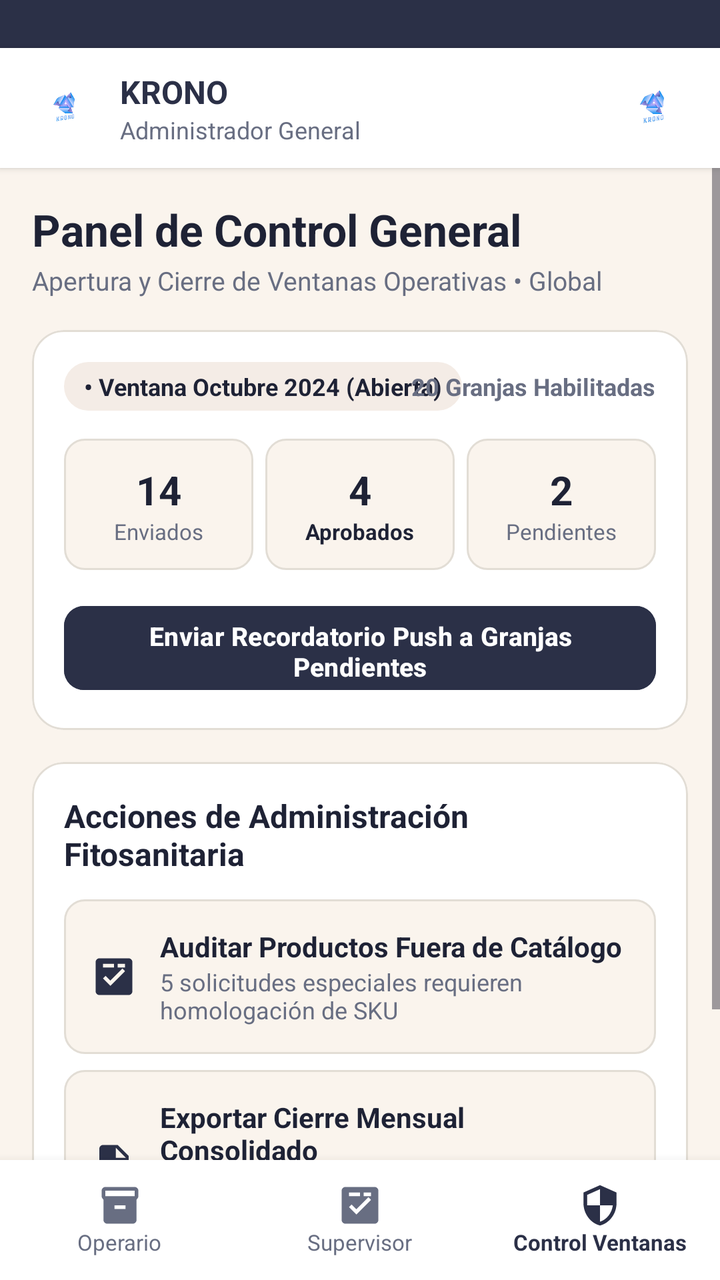
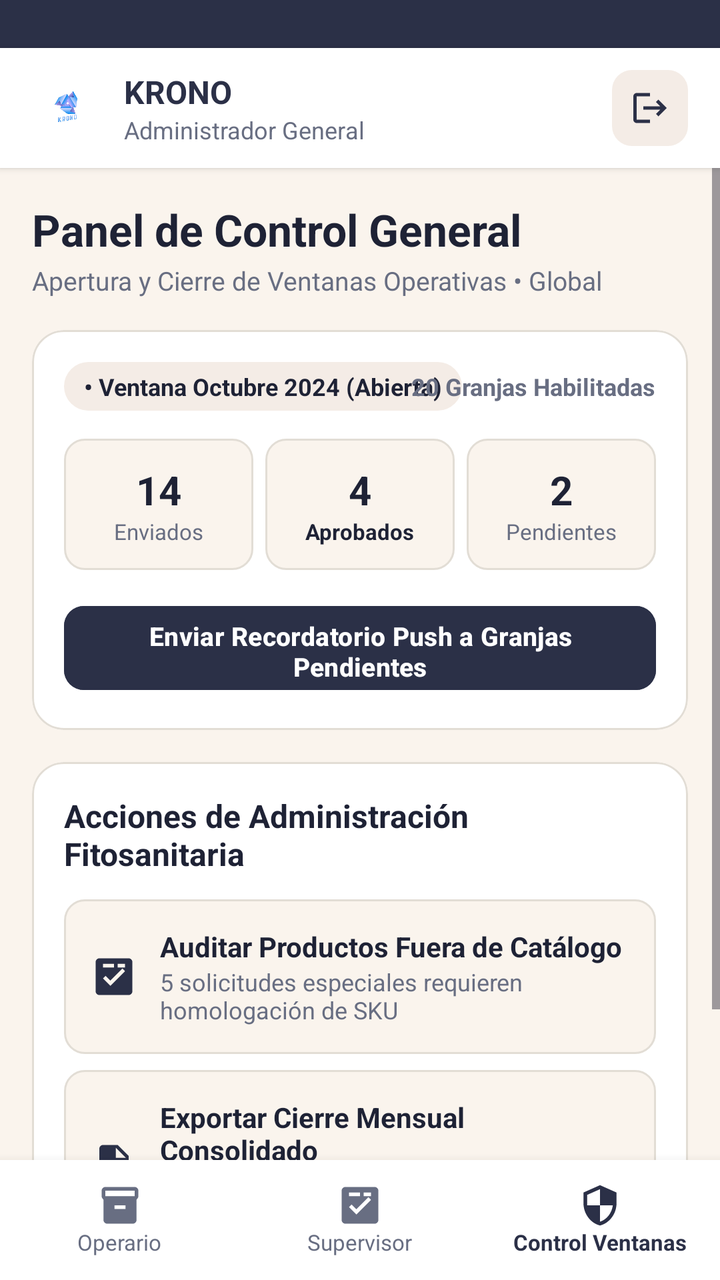

The first picture is an Android layout as it rendered before a commit; the second is the same layout after the commit. The layout source and the unified diff follow.
<!-- AndroidManifest.xml: application theme Theme.Ferreteria -->
<!-- res/layout/activity_admin.xml -->
<?xml version="1.0" encoding="utf-8"?>
<RelativeLayout xmlns:android="http://schemas.android.com/apk/res/android"
    xmlns:app="http://schemas.android.com/apk/res-auto"
    xmlns:tools="http://schemas.android.com/tools"
    android:layout_width="match_parent"
    android:layout_height="match_parent"
    android:background="@color/krono_bg"
    tools:context=".AdminActivity">

    
    <View
        android:id="@+id/statusBarBg"
        android:layout_width="match_parent"
        android:layout_height="24dp"
        android:layout_alignParentTop="true"
        android:background="@color/krono_navy" />

    
    <LinearLayout
        android:id="@+id/topBar"
        android:layout_width="match_parent"
        android:layout_height="60dp"
        android:layout_below="@id/statusBarBg"
        android:background="@color/white"
        android:elevation="2dp"
        android:gravity="center_vertical"
        android:orientation="horizontal"
        android:paddingHorizontal="16dp">

        <ImageView
            android:layout_width="32dp"
            android:layout_height="32dp"
            android:contentDescription="@string/cd_logo"
            android:src="@drawable/logo" />

        <LinearLayout
            android:layout_width="0dp"
            android:layout_height="wrap_content"
            android:layout_marginStart="12dp"
            android:layout_weight="1"
            android:orientation="vertical">

            <TextView
                android:layout_width="wrap_content"
                android:layout_height="wrap_content"
                android:text="@string/app_name"
                android:textColor="@color/krono_navy"
                android:textSize="16sp"
                android:textStyle="bold" />

            <TextView
                android:layout_width="wrap_content"
                android:layout_height="wrap_content"
                android:text="Administrador General"
                android:textColor="@color/krono_text_secondary"
                android:textSize="12sp" />
        </LinearLayout>

        
        <ImageView
            android:id="@+id/btnBackLogin"
            android:layout_width="36dp"
            android:layout_height="36dp"
            android:clickable="true"
            android:contentDescription="Avatar"
            android:focusable="true"
            android:src="@drawable/logo" />
    </LinearLayout>

    
    <LinearLayout
        android:id="@+id/bottomNav"
        android:layout_width="match_parent"
        android:layout_height="60dp"
        android:layout_alignParentBottom="true"
        android:background="@color/white"
        android:elevation="8dp"
        android:orientation="horizontal">

        <LinearLayout
            android:id="@+id/tabPedido"
            android:layout_width="0dp"
            android:layout_height="match_parent"
            android:layout_weight="1"
            android:gravity="center"
            android:orientation="vertical">

            <ImageView
                android:layout_width="22dp"
                android:layout_height="22dp"
                android:contentDescription="Operario"
                android:src="@drawable/ic_inventory"
                app:tint="@color/krono_text_secondary" />

            <TextView
                android:layout_width="wrap_content"
                android:layout_height="wrap_content"
                android:text="Operario"
                android:textColor="@color/krono_text_secondary"
                android:textSize="11sp" />
        </LinearLayout>

        <LinearLayout
            android:id="@+id/tabRevisiones"
            android:layout_width="0dp"
            android:layout_height="match_parent"
            android:layout_weight="1"
            android:gravity="center"
            android:orientation="vertical">

            <ImageView
                android:layout_width="22dp"
                android:layout_height="22dp"
                android:contentDescription="Supervisor"
                android:src="@drawable/ic_fact_check"
                app:tint="@color/krono_text_secondary" />

            <TextView
                android:layout_width="wrap_content"
                android:layout_height="wrap_content"
                android:text="Supervisor"
                android:textColor="@color/krono_text_secondary"
                android:textSize="11sp" />
        </LinearLayout>

        <LinearLayout
            android:id="@+id/tabVentanas"
            android:layout_width="0dp"
            android:layout_height="match_parent"
            android:layout_weight="1"
            android:gravity="center"
            android:orientation="vertical">

            <ImageView
                android:layout_width="22dp"
                android:layout_height="22dp"
                android:contentDescription="Admin"
                android:src="@drawable/ic_admin"
                app:tint="@color/krono_navy" />

            <TextView
                android:layout_width="wrap_content"
                android:layout_height="wrap_content"
                android:text="Control Ventanas"
                android:textColor="@color/krono_navy"
                android:textSize="11sp"
                android:textStyle="bold" />
        </LinearLayout>
    </LinearLayout>

    
    <ScrollView
        android:layout_width="match_parent"
        android:layout_height="match_parent"
        android:layout_above="@id/bottomNav"
        android:layout_below="@id/topBar"
        android:fillViewport="true">

        <LinearLayout
            android:layout_width="match_parent"
            android:layout_height="wrap_content"
            android:orientation="vertical"
            android:paddingHorizontal="16dp"
            android:paddingTop="16dp"
            android:paddingBottom="24dp">

            
            <TextView
                android:layout_width="wrap_content"
                android:layout_height="wrap_content"
                android:text="Panel de Control General"
                android:textColor="@color/krono_navy_dark"
                android:textSize="22sp"
                android:textStyle="bold" />

            <TextView
                android:layout_width="wrap_content"
                android:layout_height="wrap_content"
                android:layout_marginTop="2dp"
                android:text="Apertura y Cierre de Ventanas Operativas • Global"
                android:textColor="@color/krono_text_secondary"
                android:textSize="13sp" />

            
            <com.google.android.material.card.MaterialCardView
                android:layout_width="match_parent"
                android:layout_height="wrap_content"
                android:layout_marginTop="16dp"
                app:cardBackgroundColor="@color/white"
                app:cardCornerRadius="16dp"
                app:cardElevation="0dp"
                app:strokeColor="@color/krono_card_stroke"
                app:strokeWidth="1dp">

                <LinearLayout
                    android:layout_width="match_parent"
                    android:layout_height="wrap_content"
                    android:orientation="vertical"
                    android:padding="16dp">

                    <RelativeLayout
                        android:layout_width="match_parent"
                        android:layout_height="wrap_content">

                        <TextView
                            android:layout_width="wrap_content"
                            android:layout_height="wrap_content"
                            android:layout_alignParentStart="true"
                            android:background="@drawable/bg_chip"
                            android:paddingHorizontal="10dp"
                            android:paddingVertical="4dp"
                            android:text="• Ventana Octubre 2024 (Abierta)"
                            android:textColor="@color/krono_navy_dark"
                            android:textSize="12sp"
                            android:textStyle="bold" />

                        <TextView
                            android:layout_width="wrap_content"
                            android:layout_height="wrap_content"
                            android:layout_alignParentEnd="true"
                            android:layout_centerVertical="true"
                            android:text="20 Granjas Habilitadas"
                            android:textColor="@color/krono_text_secondary"
                            android:textSize="12sp"
                            android:textStyle="bold" />
                    </RelativeLayout>

                    
                    <LinearLayout
                        android:layout_width="match_parent"
                        android:layout_height="wrap_content"
                        android:layout_marginTop="14dp"
                        android:orientation="horizontal">

                        <LinearLayout
                            android:layout_width="0dp"
                            android:layout_height="wrap_content"
                            android:layout_weight="1"
                            android:background="@drawable/bg_cierre_box"
                            android:gravity="center"
                            android:orientation="vertical"
                            android:paddingVertical="12dp">

                            <TextView
                                android:layout_width="wrap_content"
                                android:layout_height="wrap_content"
                                android:text="14"
                                android:textColor="@color/krono_navy_dark"
                                android:textSize="20sp"
                                android:textStyle="bold" />

                            <TextView
                                android:layout_width="wrap_content"
                                android:layout_height="wrap_content"
                                android:text="Enviados"
                                android:textColor="@color/krono_text_secondary"
                                android:textSize="11sp" />
                        </LinearLayout>

                        <LinearLayout
                            android:layout_width="0dp"
                            android:layout_height="wrap_content"
                            android:layout_marginHorizontal="6dp"
                            android:layout_weight="1"
                            android:background="@drawable/bg_cierre_box"
                            android:gravity="center"
                            android:orientation="vertical"
                            android:paddingVertical="12dp">

                            <TextView
                                android:layout_width="wrap_content"
                                android:layout_height="wrap_content"
                                android:text="4"
                                android:textColor="@color/krono_navy_dark"
                                android:textSize="20sp"
                                android:textStyle="bold" />

                            <TextView
                                android:layout_width="wrap_content"
                                android:layout_height="wrap_content"
                                android:text="Aprobados"
                                android:textColor="@color/krono_navy_dark"
                                android:textSize="11sp"
                                android:textStyle="bold" />
                        </LinearLayout>

                        <LinearLayout
                            android:layout_width="0dp"
                            android:layout_height="wrap_content"
                            android:layout_weight="1"
                            android:background="@drawable/bg_cierre_box"
                            android:gravity="center"
                            android:orientation="vertical"
                            android:paddingVertical="12dp">

                            <TextView
                                android:layout_width="wrap_content"
                                android:layout_height="wrap_content"
                                android:text="2"
                                android:textColor="@color/krono_navy_dark"
                                android:textSize="20sp"
                                android:textStyle="bold" />

                            <TextView
                                android:layout_width="wrap_content"
                                android:layout_height="wrap_content"
                                android:text="Pendientes"
                                android:textColor="@color/krono_text_secondary"
                                android:textSize="11sp" />
                        </LinearLayout>
                    </LinearLayout>

                    
                    <com.google.android.material.button.MaterialButton
                        android:id="@+id/btnPushNotif"
                        android:layout_width="match_parent"
                        android:layout_height="50dp"
                        android:layout_marginTop="14dp"
                        android:backgroundTint="@color/krono_navy"
                        android:text="Enviar Recordatorio Push a Granjas Pendientes"
                        android:textAllCaps="false"
                        android:textColor="@color/white"
                        android:textSize="13sp"
                        android:textStyle="bold"
                        app:cornerRadius="10dp" />

                </LinearLayout>
            </com.google.android.material.card.MaterialCardView>

            
            <com.google.android.material.card.MaterialCardView
                android:layout_width="match_parent"
                android:layout_height="wrap_content"
                android:layout_marginTop="16dp"
                app:cardBackgroundColor="@color/white"
                app:cardCornerRadius="16dp"
                app:cardElevation="0dp"
                app:strokeColor="@color/krono_card_stroke"
                app:strokeWidth="1dp">

                <LinearLayout
                    android:layout_width="match_parent"
                    android:layout_height="wrap_content"
                    android:orientation="vertical"
                    android:padding="16dp">

                    <TextView
                        android:layout_width="wrap_content"
                        android:layout_height="wrap_content"
                        android:text="Acciones de Administración Fitosanitaria"
                        android:textColor="@color/krono_navy_dark"
                        android:textSize="16sp"
                        android:textStyle="bold" />

                    
                    <LinearLayout
                        android:id="@+id/cardAuditoria"
                        android:layout_width="match_parent"
                        android:layout_height="wrap_content"
                        android:layout_marginTop="12dp"
                        android:background="@drawable/bg_cierre_box"
                        android:clickable="true"
                        android:focusable="true"
                        android:gravity="center_vertical"
                        android:padding="14dp">

                        <ImageView
                            android:layout_width="22dp"
                            android:layout_height="22dp"
                            android:contentDescription="Fact Check"
                            android:src="@drawable/ic_fact_check"
                            app:tint="@color/krono_navy" />

                        <LinearLayout
                            android:layout_width="0dp"
                            android:layout_height="wrap_content"
                            android:layout_marginStart="12dp"
                            android:layout_weight="1"
                            android:orientation="vertical">

                            <TextView
                                android:layout_width="wrap_content"
                                android:layout_height="wrap_content"
                                android:text="Auditar Productos Fuera de Catálogo"
                                android:textColor="@color/krono_navy_dark"
                                android:textSize="14sp"
                                android:textStyle="bold" />

                            <TextView
                                android:layout_width="wrap_content"
                                android:layout_height="wrap_content"
                                android:text="5 solicitudes especiales requieren homologación de SKU"
                                android:textColor="@color/krono_text_secondary"
                                android:textSize="12sp" />
                        </LinearLayout>
                    </LinearLayout>

                    
                    <LinearLayout
                        android:id="@+id/cardExportar"
                        android:layout_width="match_parent"
                        android:layout_height="wrap_content"
                        android:layout_marginTop="8dp"
                        android:background="@drawable/bg_cierre_box"
                        android:clickable="true"
                        android:focusable="true"
                        android:gravity="center_vertical"
                        android:padding="14dp">

                        <ImageView
                            android:layout_width="22dp"
                            android:layout_height="22dp"
                            android:contentDescription="Export"
                            android:src="@drawable/ic_description"
                            app:tint="@color/krono_navy" />

                        <LinearLayout
                            android:layout_width="0dp"
                            android:layout_height="wrap_content"
                            android:layout_marginStart="12dp"
                            android:layout_weight="1"
                            android:orientation="vertical">

                            <TextView
                                android:layout_width="wrap_content"
                                android:layout_height="wrap_content"
                                android:text="Exportar Cierre Mensual Consolidado"
                                android:textColor="@color/krono_navy_dark"
                                android:textSize="14sp"
                                android:textStyle="bold" />

                            <TextView
                                android:layout_width="wrap_content"
                                android:layout_height="wrap_content"
                                android:text="Generar archivo Excel/PDF para compras y distribución"
                                android:textColor="@color/krono_text_secondary"
                                android:textSize="12sp" />
                        </LinearLayout>
                    </LinearLayout>

                </LinearLayout>
            </com.google.android.material.card.MaterialCardView>

        </LinearLayout>
    </ScrollView>

</RelativeLayout>
<!-- resources referenced by this layout -->
<resources>
  <color name="krono_bg">#FAF4ED</color>
  <color name="krono_card_stroke">#E2DDD5</color>
  <color name="krono_navy">#2B3047</color>
  <color name="krono_navy_dark">#1E2235</color>
  <color name="krono_text_secondary">#686E82</color>
  <color name="white">#FFFFFFFF</color>
  <!-- drawable bg_chip (drawable) -->
  <?xml version="1.0" encoding="utf-8"?>
  <shape xmlns:android="http://schemas.android.com/apk/res/android"
      android:shape="rectangle">
      <solid android:color="@color/krono_chip_bg" />
      <corners android:radius="50dp" />
  </shape>
  <!-- drawable bg_cierre_box (drawable) -->
  <?xml version="1.0" encoding="utf-8"?>
  <shape xmlns:android="http://schemas.android.com/apk/res/android"
      android:shape="rectangle">
      <solid android:color="#FAF4ED" />
      <stroke android:width="1dp" android:color="@color/krono_card_stroke" />
      <corners android:radius="10dp" />
  </shape>
  <!-- drawable ic_admin (drawable) -->
  <vector xmlns:android="http://schemas.android.com/apk/res/android"
      android:width="24dp"
      android:height="24dp"
      android:viewportWidth="24"
      android:viewportHeight="24">
    <path
        android:fillColor="#FF2B3047"
        android:pathData="M12,1L3,5v6c0,5.55 3.84,10.74 9,12 5.16,-1.26 9,-6.45 9,-12V5l-9,-4zM12,11.99h7c-0.53,4.12 -3.28,7.79 -7,8.94V12H5V6.3l7,-3.11v8.8s0,0 0,0z"/>
  </vector>
  <!-- drawable ic_description (drawable) -->
  <vector xmlns:android="http://schemas.android.com/apk/res/android"
      android:width="24dp"
      android:height="24dp"
      android:viewportWidth="24"
      android:viewportHeight="24">
    <path
        android:fillColor="#FF2B3047"
        android:pathData="M14,2H6c-1.1,0 -1.99,0.9 -1.99,2L4,20c0,1.1 0.89,2 1.99,2H18c1.1,0 2,-0.9 2,-2V8l-6,-6zM16,18H8v-2h8v2zM16,14H8v-2h8v2zM13,9V3.5L18.5,9H13z"/>
  </vector>
  <!-- drawable ic_fact_check (drawable) -->
  <vector xmlns:android="http://schemas.android.com/apk/res/android"
      android:width="24dp"
      android:height="24dp"
      android:viewportWidth="24"
      android:viewportHeight="24">
    <path
        android:fillColor="#FF2B3047"
        android:pathData="M20,2H4c-1.1,0 -2,0.9 -2,2v16c0,1.1 0.9,2 2,2h16c1.1,0 2,-0.9 2,-2V4c0,-1.1 -0.9,-2 -2,-2zM10,17l-4,-4 1.41,-1.41L10,14.17l6.59,-6.59L18,9l-8,8zM14,5h4v2h-4V5zM6,5h6v2H6V5z"/>
  </vector>
  <!-- drawable ic_inventory (drawable) -->
  <vector xmlns:android="http://schemas.android.com/apk/res/android"
      android:width="24dp"
      android:height="24dp"
      android:viewportWidth="24"
      android:viewportHeight="24">
    <path
        android:fillColor="#FF2B3047"
        android:pathData="M20,2H4c-1.1,0 -2,0.9 -2,2v3c0,0.55 0.22,1.05 0.59,1.41L3,9v11c0,1.1 0.9,2 2,2h14c1.1,0 2,-0.9 2,-2V9l0.41,-0.59C21.78,8.05 22,7.55 22,7V4c0,-1.1 -0.9,-2 -2,-2zM15,14H9v-2h6v2zM20,7H4V4h16v3z"/>
  </vector>
  <string name="app_name">KRONO</string>
  <string name="cd_logo">KRONO Logo</string>
  <style name="Theme.Ferreteria" parent="Base.Theme.Ferreteria" />
  <color name="krono_chip_bg">#F4ECE6</color>
  <style name="Base.Theme.Ferreteria" parent="Theme.Material3.DayNight.NoActionBar">
          <item name="android:statusBarColor">@color/krono_navy</item>
          <item name="android:windowLightStatusBar">false</item>
          <item name="colorPrimary">@color/krono_navy</item>
      </style>
  <!-- unchanged entries left out for length: 1 -->
</resources>

<!-- the commit's change to res/layout/activity_admin.xml (unified diff, before → after) -->
@@ -28,8 +28,8 @@
         android:paddingHorizontal="16dp">
 
         <ImageView
-            android:layout_width="32dp"
-            android:layout_height="32dp"
+            android:layout_width="34dp"
+            android:layout_height="34dp"
             android:contentDescription="@string/cd_logo"
             android:src="@drawable/logo" />
 
@@ -57,14 +57,23 @@
         </LinearLayout>
 
         
-        <ImageView
+        <FrameLayout
             android:id="@+id/btnBackLogin"
-            android:layout_width="36dp"
-            android:layout_height="36dp"
+            android:layout_width="38dp"
+            android:layout_height="38dp"
+            android:background="@drawable/bg_icon_container"
             android:clickable="true"
-            android:contentDescription="Avatar"
-            android:focusable="true"
-            android:src="@drawable/logo" />
+            android:contentDescription="Cerrar sesión"
+            android:focusable="true">
+
+            <ImageView
+                android:layout_width="20dp"
+                android:layout_height="20dp"
+                android:layout_gravity="center"
+                android:contentDescription="Cerrar sesión"
+                android:src="@drawable/ic_logout"
+                app:tint="@color/krono_navy" />
+        </FrameLayout>
     </LinearLayout>
 
     
<!-- resource entries referenced after the edit -->
@@ -19,6 +19,13 @@
       android:shape="rectangle">
       <solid android:color="#FAF4ED" />
       <stroke android:width="1dp" android:color="@color/krono_card_stroke" />
+      <corners android:radius="10dp" />
+  </shape>
+  <!-- drawable bg_icon_container (drawable) -->
+  <?xml version="1.0" encoding="utf-8"?>
+  <shape xmlns:android="http://schemas.android.com/apk/res/android"
+      android:shape="rectangle">
+      <solid android:color="@color/krono_chip_bg" />
       <corners android:radius="10dp" />
   </shape>
   <!-- drawable ic_admin (drawable) -->
@@ -61,6 +68,16 @@
         android:fillColor="#FF2B3047"
         android:pathData="M20,2H4c-1.1,0 -2,0.9 -2,2v3c0,0.55 0.22,1.05 0.59,1.41L3,9v11c0,1.1 0.9,2 2,2h14c1.1,0 2,-0.9 2,-2V9l0.41,-0.59C21.78,8.05 22,7.55 22,7V4c0,-1.1 -0.9,-2 -2,-2zM15,14H9v-2h6v2zM20,7H4V4h16v3z"/>
   </vector>
+  <!-- drawable ic_logout (drawable) -->
+  <vector xmlns:android="http://schemas.android.com/apk/res/android"
+      android:width="24dp"
+      android:height="24dp"
+      android:viewportWidth="24"
+      android:viewportHeight="24">
+      <path
+          android:fillColor="@color/krono_navy"
+          android:pathData="M17,7l-1.41,1.41L18.17,11H8v2h10.17l-2.58,2.58L17,17l5,-5L17,7zM4,5h8V3H4C2.9,3,2,3.9,2,5v14c0,1.1,0.9,2,2,2h8v-2H4V5z" />
+  </vector>
   <string name="app_name">KRONO</string>
   <string name="cd_logo">KRONO Logo</string>
   <style name="Theme.Ferreteria" parent="Base.Theme.Ferreteria" />
